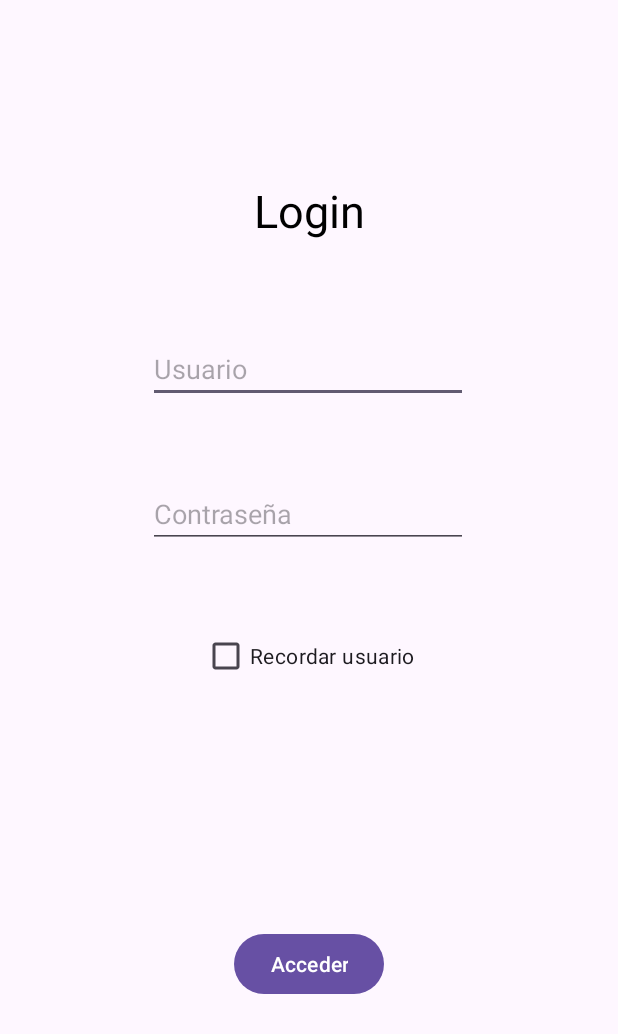
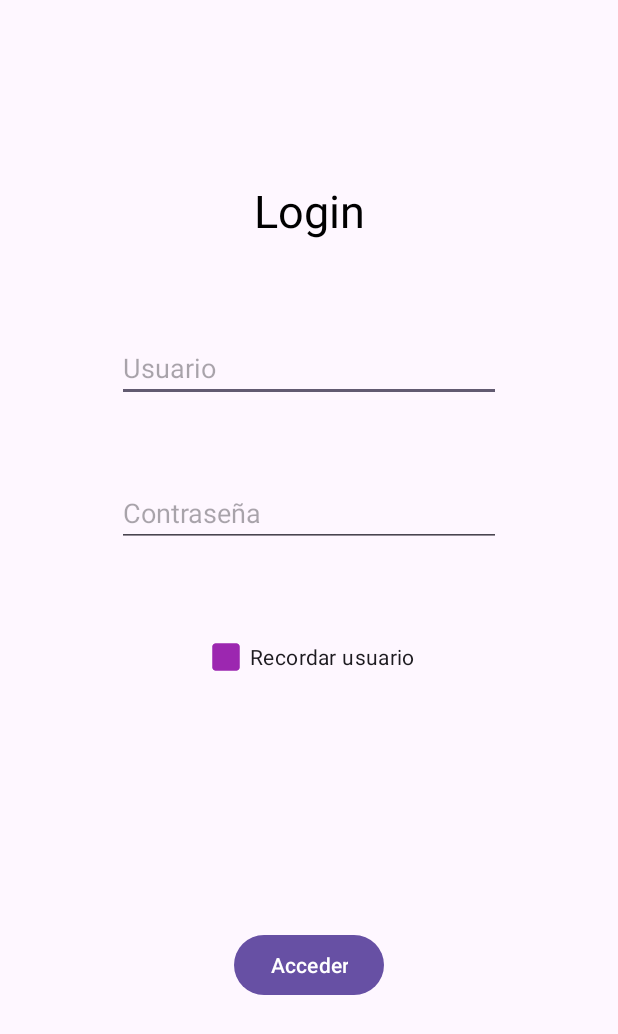
Before and after one commit to Francisco-Diaz-Roldan/Unidad3_Ejercicio1, an Android app: the screen it shows after launch (MainActivity), on a phone screen of 412 x 824 dp. Shown: the top 1034 px of the screen. Run offline under Robolectric (Android 15) with nearby library versions, the phone set to English and light mode, and no system bars.

Commit message:
Ejercicio 1 hecho Ejercicio 2 en proceso

```diff
--- a/app/src/main/java/com/example/unidad3_ejercicio1/MainActivity.kt
+++ b/app/src/main/java/com/example/unidad3_ejercicio1/MainActivity.kt
@@ -6,7 +6,7 @@ import android.os.Bundle
 class MainActivity : AppCompatActivity() {
     override fun onCreate(savedInstanceState: Bundle?) {
         super.onCreate(savedInstanceState)
-        setContentView(R.layout.activity_main)
+        setContentView(R.layout.ejercicio1)
 
     }
 }
--- a/app/src/main/res/layout/activity_main.xml
+++ b/app/src/main/res/layout/ejercicio1.xml
@@ -7,12 +7,12 @@
     tools:context=".MainActivity">
 
     <TextView
-        android:id="@+id/login"
+        android:id="@+id/tVLogin"
         android:layout_width="wrap_content"
         android:layout_height="wrap_content"
         android:text="@string/login"
         android:textColor="@color/black"
-        android:textSize="30dp"
+        android:textSize="30sp"
         app:layout_constraintBottom_toBottomOf="parent"
         app:layout_constraintEnd_toEndOf="parent"
         app:layout_constraintStart_toStartOf="parent"
@@ -20,49 +20,50 @@
         app:layout_constraintVertical_bias="0.153" />
 
     <EditText
-        android:id="@+id/usuario"
+        android:id="@+id/eTUsuario"
         android:layout_width="wrap_content"
         android:layout_height="wrap_content"
-        android:ems="10"
+        android:ems="12"
         android:inputType="text"
         android:hint="@string/usuario"
         app:layout_constraintBottom_toBottomOf="parent"
         app:layout_constraintEnd_toEndOf="parent"
-        app:layout_constraintHorizontal_bias="0.497"
+        app:layout_constraintHorizontal_bias="0.5"
         app:layout_constraintStart_toStartOf="parent"
-        app:layout_constraintTop_toBottomOf="@+id/login"
-        app:layout_constraintVertical_bias="0.101" />
+        app:layout_constraintTop_toBottomOf="@+id/tVLogin"
+        app:layout_constraintVertical_bias="0.1" />
 
     <EditText
-        android:id="@+id/contrasena"
+        android:id="@+id/eTContrasena"
         android:layout_width="wrap_content"
         android:layout_height="wrap_content"
-        android:ems="10"
+        android:ems="12"
         android:hint="@string/contrasena"
         android:inputType="text"
         app:layout_constraintBottom_toBottomOf="parent"
         app:layout_constraintEnd_toEndOf="parent"
-        app:layout_constraintHorizontal_bias="0.497"
+        app:layout_constraintHorizontal_bias="0.5"
         app:layout_constraintStart_toStartOf="parent"
-        app:layout_constraintTop_toBottomOf="@+id/usuario"
+        app:layout_constraintTop_toBottomOf="@+id/eTUsuario"
         app:layout_constraintVertical_bias="0.1" />
 
     <CheckBox
         android:id="@+id/cBRecordarUsuario"
         android:layout_width="wrap_content"
         android:layout_height="wrap_content"
+        android:buttonTint="#9C27B0"
+        android:checked="true"
         android:text="@string/recordar_usuario"
         app:layout_constraintBottom_toBottomOf="parent"
         app:layout_constraintEnd_toEndOf="parent"
-        android:textColorHint="@color/purple"
         app:layout_constraintHorizontal_bias="0.498"
         app:layout_constraintStart_toStartOf="parent"
-        app:layout_constraintTop_toBottomOf="@+id/contrasena"
-        app:layout_constraintVertical_bias="0.117"
+        app:layout_constraintTop_toBottomOf="@+id/eTContrasena"
+        app:layout_constraintVertical_bias="0.12"
         tools:ignore="MissingConstraints" />
 
     <Button
-        android:id="@+id/botonAcceder"
+        android:id="@+id/btnnAcceder"
         android:layout_width="wrap_content"
         android:layout_height="wrap_content"
         android:text="@string/acceder"
--- a/app/src/main/res/values/colors.xml
+++ b/app/src/main/res/values/colors.xml
@@ -3,6 +3,8 @@
     <color name="black">#FF000000</color>
     <color name="white">#FFFFFFFF</color>
     <color name="purple">#673AB7</color>
+    <color name="blue">#364BC3</color>
+    <color name="lightBlue">#03A9F4</color>
     <color name="grey">#888788</color>
 
 
--- a/app/src/main/res/values/strings.xml
+++ b/app/src/main/res/values/strings.xml
@@ -5,4 +5,7 @@
     <string name="contrasena">Contraseña</string>
     <string name="recordar_usuario">Recordar usuario</string>
     <string name="acceder">Acceder</string>
+    <string name="acceso">Acceso</string>
+    <string name="zona_2">Zona 2</string>
+    <string name="zona_1">Zona 1</string>
 </resources>
```
Also changed, not shown: app/src/main/res/layout/ejercicio2.xml (added, +76 -0 lines).
